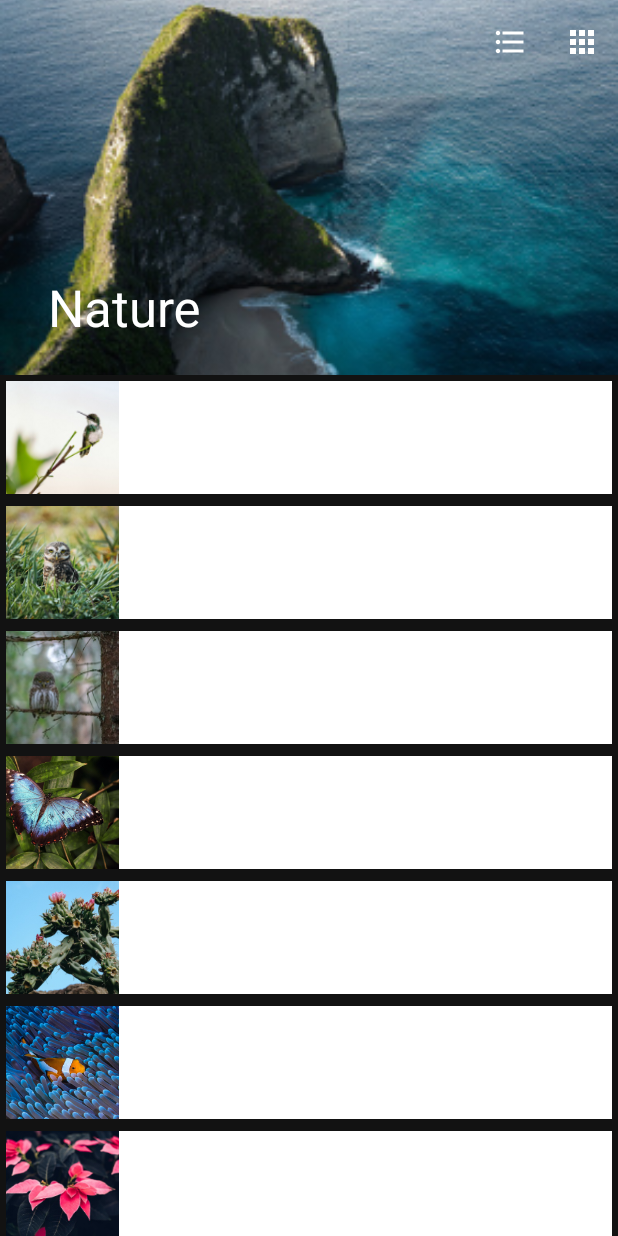
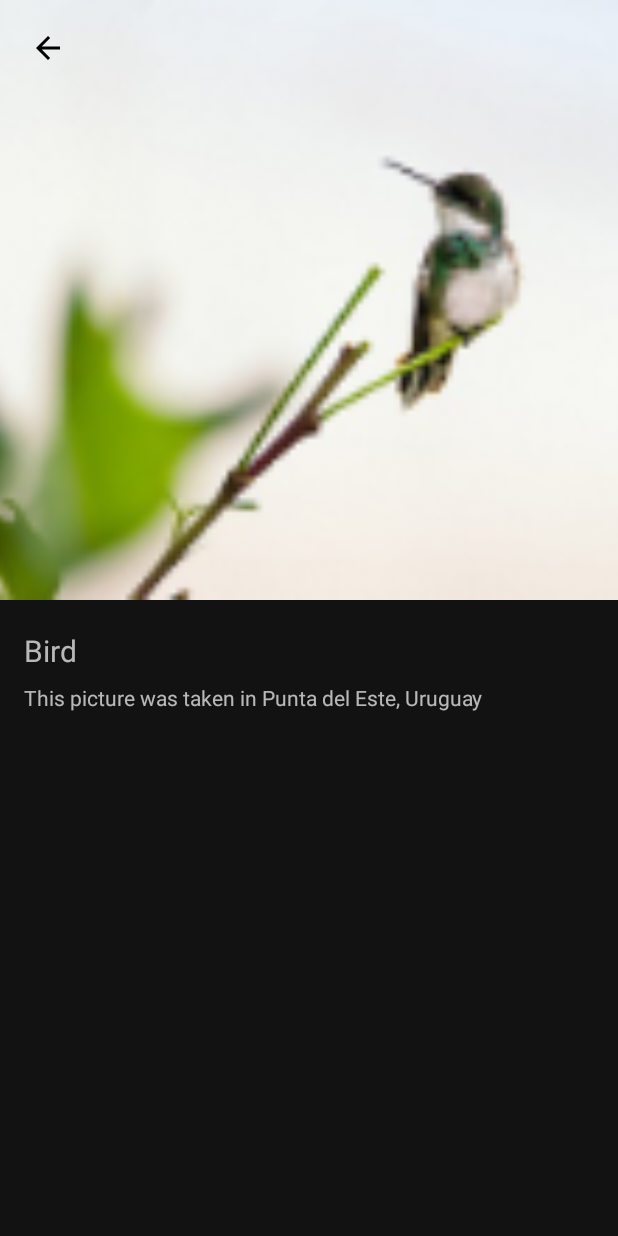
Before and after one commit to faiqazmi9/awesome-app-kotlin, an Android app: the screen it shows after launch (MainActivity before the commit, DetailImageActivity after it), after a tap on "Bird", on a phone screen of 412 x 824 dp. Run offline under Robolectric (Android 15) with nearby library versions, the phone set to English and light mode, and no system bars.

Commit message:
add feature for intent to detail image

```diff
--- a/app/src/main/AndroidManifest.xml
+++ b/app/src/main/AndroidManifest.xml
@@ -1,5 +1,6 @@
 <?xml version="1.0" encoding="utf-8"?>
 <manifest xmlns:android="http://schemas.android.com/apk/res/android"
+    xmlns:tools="http://schemas.android.com/tools"
     package="com.example.awesomeapp">
 
     <application
@@ -9,6 +10,9 @@
         android:roundIcon="@mipmap/ic_launcher_round"
         android:supportsRtl="true"
         android:theme="@style/Theme.AwesomeApp">
+        <activity
+            android:name=".DetailImageActivity"
+            android:theme="@style/Theme.MaterialComponents.NoActionBar" />
         <activity
             android:name=".MainActivity"
             android:theme="@style/Theme.MaterialComponents.NoActionBar">
--- /dev/null
+++ b/app/src/main/java/com/example/awesomeapp/DetailImageActivity.kt
@@ -0,0 +1,38 @@
+package com.example.awesomeapp
+
+import android.os.Bundle
+import android.view.View
+import android.widget.ImageView
+import android.widget.TextView
+import androidx.appcompat.app.AppCompatActivity
+
+class DetailImageActivity : AppCompatActivity() {
+    private var img = 0
+    private var title = ""
+    private var desc = ""
+    override fun onCreate(savedInstanceState: Bundle?) {
+        super.onCreate(savedInstanceState)
+        setContentView(R.layout.activity_detail_image)
+        val i = intent
+        val bundle = i.extras!!
+        img = bundle.getInt("img", 0)
+        title = bundle.getString("title", "")
+        desc = bundle.getString("desc", "")
+        val mIv = findViewById<ImageView>(R.id.image)
+        val mTvTitle = findViewById<TextView>(R.id.title)
+        val mTvDescription = findViewById<TextView>(R.id.description)
+        val mIvBack = findViewById<ImageView>(R.id.iv_back)
+        mIv.setImageResource(img)
+        mTvTitle.text = title
+        mTvDescription.text = desc
+        mIvBack.setOnClickListener { v: View? ->
+            finish()
+            overridePendingTransition(R.anim.slide_from_right, R.anim.slide_to_left)
+        }
+    }
+
+    override fun onBackPressed() {
+        super.onBackPressed()
+        overridePendingTransition(R.anim.slide_from_right, R.anim.slide_to_left)
+    }
+}
--- a/app/src/main/java/com/example/awesomeapp/MainActivity.kt
+++ b/app/src/main/java/com/example/awesomeapp/MainActivity.kt
@@ -17,7 +17,7 @@ import com.example.awesomeapp.model.Item
 import com.google.android.material.appbar.MaterialToolbar
 import java.util.*
 
-class MainActivity : AppCompatActivity() {
+open class MainActivity : AppCompatActivity() {
     private var recyclerView: RecyclerView? = null
     private var itemAdapter: ItemAdapter? = null
     private var gridLayoutManager: GridLayoutManager? = null
@@ -33,7 +33,7 @@ class MainActivity : AppCompatActivity() {
         setAdapter()
     }
 
-    protected fun setupToolbar() {
+    private fun setupToolbar() {
         setSupportActionBar(mToolbar)
         val mActionBar = this.supportActionBar!!
         mToolbar!!.setTitleTextColor(ContextCompat.getColor(this, R.color.white))
@@ -67,6 +67,18 @@ class MainActivity : AppCompatActivity() {
         recyclerView = findViewById<View>(R.id.recycler_view) as RecyclerView
         recyclerView!!.adapter = itemAdapter
         recyclerView!!.layoutManager = gridLayoutManager
+        itemAdapter!!.itemClick(object : ItemAdapter.ItemListener {
+            override fun onClick(position: Int, item: Item) {
+                val intent = Intent(this@MainActivity, DetailImageActivity::class.java)
+                val bundle = Bundle()
+                bundle.putString("title", item.title)
+                bundle.putString("desc", item.description)
+                bundle.putInt("img", item.imgResId)
+                intent.putExtras(bundle)
+                startActivity(intent)
+                overridePendingTransition(R.anim.slide_from_left, R.anim.slide_to_right)
+            }
+        })
     }
 
     private fun initItemsData() {
@@ -80,7 +92,13 @@ class MainActivity : AppCompatActivity() {
         )
         (items as ArrayList<Any>).add(Item(R.drawable.bird1, "Bird 1", "Preety little owl"))
         (items as ArrayList<Any>).add(Item(R.drawable.bird2, "Bird 2", "Owl serious mode on"))
-        (items as ArrayList<Any>).add(Item(R.drawable.butterfly, "Butterfly", "Very Beautifull Butterfly"))
+        (items as ArrayList<Any>).add(
+            Item(
+                R.drawable.butterfly,
+                "Butterfly",
+                "Very Beautifull Butterfly"
+            )
+        )
         (items as ArrayList<Any>).add(
             Item(
                 R.drawable.cactus,
@@ -88,7 +106,13 @@ class MainActivity : AppCompatActivity() {
                 "A cactus is a member of the plant family Cactaceae"
             )
         )
-        (items as ArrayList<Any>).add(Item(R.drawable.fish, "Fish", "This picture was taken in Indonesia"))
+        (items as ArrayList<Any>).add(
+            Item(
+                R.drawable.fish,
+                "Fish",
+                "This picture was taken in Indonesia"
+            )
+        )
         (items as ArrayList<Any>).add(Item(R.drawable.flower, "Flower", "The Red Flower"))
         (items as ArrayList<Any>).add(
             Item(
@@ -98,17 +122,47 @@ class MainActivity : AppCompatActivity() {
             )
         )
         (items as ArrayList<Any>).add(Item(R.drawable.flower2, "Flower 2", "Calm flower"))
-        (items as ArrayList<Any>).add(Item(R.drawable.flower3, "Flower 3", "Beautifull pinky flower"))
+        (items as ArrayList<Any>).add(
+            Item(
+                R.drawable.flower3,
+                "Flower 3",
+                "Beautifull pinky flower"
+            )
+        )
         (items as ArrayList<Any>).add(Item(R.drawable.lake, "Lake", "Lake create the reflection"))
         (items as ArrayList<Any>).add(Item(R.drawable.leaf, "Leaf", "Green in the sky"))
-        (items as ArrayList<Any>).add(Item(R.drawable.leaf1, "Leaf 1", "In the morning with breezy air"))
+        (items as ArrayList<Any>).add(
+            Item(
+                R.drawable.leaf1,
+                "Leaf 1",
+                "In the morning with breezy air"
+            )
+        )
         (items as ArrayList<Any>).add(Item(R.drawable.leaf2, "Leaf 2", "Leaf with darkness"))
         (items as ArrayList<Any>).add(Item(R.drawable.leaf3, "Leaf 3", "Mexican leaf"))
         (items as ArrayList<Any>).add(Item(R.drawable.moon, "Moon", "Reaching the moon"))
-        (items as ArrayList<Any>).add(Item(R.drawable.mountain, "Mountain", "Great mount with lake"))
-        (items as ArrayList<Any>).add(Item(R.drawable.mountain1, "Mountain 1", "the blue dew faded at the horizon"))
+        (items as ArrayList<Any>).add(
+            Item(
+                R.drawable.mountain,
+                "Mountain",
+                "Great mount with lake"
+            )
+        )
+        (items as ArrayList<Any>).add(
+            Item(
+                R.drawable.mountain1,
+                "Mountain 1",
+                "the blue dew faded at the horizon"
+            )
+        )
         (items as ArrayList<Any>).add(Item(R.drawable.mountain2, "Mountain 2", "cheerful camper"))
-        (items as ArrayList<Any>).add(Item(R.drawable.mountain3, "Mountain 3", "United States Great Mount"))
+        (items as ArrayList<Any>).add(
+            Item(
+                R.drawable.mountain3,
+                "Mountain 3",
+                "United States Great Mount"
+            )
+        )
         (items as ArrayList<Any>).add(Item(R.drawable.mushroom, "Moshroom", "Li'l Mushroom"))
         (items as ArrayList<Any>).add(Item(R.drawable.ocean, "Ocean", "Oceanic animal"))
         (items as ArrayList<Any>).add(Item(R.drawable.rainbow, "Rainbow", "Happy rainbow"))
--- a/app/src/main/java/com/example/awesomeapp/adapter/ItemAdapter.kt
+++ b/app/src/main/java/com/example/awesomeapp/adapter/ItemAdapter.kt
@@ -13,7 +13,7 @@ import com.example.awesomeapp.model.Item
 
 class ItemAdapter(private val mItems: List<*>, private val mLayoutManager: GridLayoutManager) :
     RecyclerView.Adapter<ItemAdapter.ItemViewHolder>() {
-    private var itemOnClickListener: ItemOnClickListener? = null
+    private var itemOnClickListener: ItemListener? = null
 
     override fun getItemViewType(position: Int): Int {
         val spanCount = mLayoutManager.spanCount
@@ -25,23 +25,20 @@ class ItemAdapter(private val mItems: List<*>, private val mLayoutManager: GridL
     }
 
     override fun onCreateViewHolder(parent: ViewGroup, viewType: Int): ItemViewHolder {
-        val view: View
-        if (viewType == VIEW_TYPE_BIG) {
-            view = LayoutInflater.from(parent.context).inflate(R.layout.item_list, parent, false)
+        val view: View = if (viewType == VIEW_TYPE_BIG) {
+            LayoutInflater.from(parent.context).inflate(R.layout.item_list, parent, false)
         } else {
-            view = LayoutInflater.from(parent.context).inflate(R.layout.item_grid, parent, false)
+            LayoutInflater.from(parent.context).inflate(R.layout.item_grid, parent, false)
         }
         return ItemViewHolder(view, viewType)
     }
 
     override fun onBindViewHolder(holder: ItemViewHolder, position: Int) {
         val item: Item = mItems[position] as Item
-        holder.title.setText(item.title)
+        holder.title.text = item.title
         holder.iv.setImageResource(item.imgResId)
-        holder.mView.setOnClickListener { view: View? ->
-            if (itemOnClickListener != null) {
-                itemOnClickListener!!.onClick(position, item)
-            }
+        holder.mView.setOnClickListener {
+            itemOnClickListener?.onClick(position, item)
         }
     }
 
@@ -51,23 +48,17 @@ class ItemAdapter(private val mItems: List<*>, private val mLayoutManager: GridL
 
     inner class ItemViewHolder internal constructor(itemView: View, viewType: Int) :
         RecyclerView.ViewHolder(itemView) {
-        var iv: ImageView
-        var title: TextView
-        var mView: ConstraintLayout
-
-        init {
-            mView = itemView.findViewById<View>(R.id.view) as ConstraintLayout
-            iv = itemView.findViewById<View>(R.id.image) as ImageView
-            title = itemView.findViewById<View>(R.id.title) as TextView
-        }
+        var iv: ImageView = itemView.findViewById<View>(R.id.image) as ImageView
+        var title: TextView = itemView.findViewById<View>(R.id.title) as TextView
+        var mView: ConstraintLayout = itemView.findViewById<View>(R.id.view) as ConstraintLayout
     }
 
-    fun itemOnClick(listener: ItemOnClickListener?) {
-        itemOnClickListener = listener
+    fun itemClick(listener: ItemListener) {
+        this.itemOnClickListener = listener
     }
 
-    interface ItemOnClickListener {
-        fun onClick(pos: Int, item: Item?)
+    public interface ItemListener {
+        fun onClick(position: Int, item: Item)
     }
 
     companion object {
```
